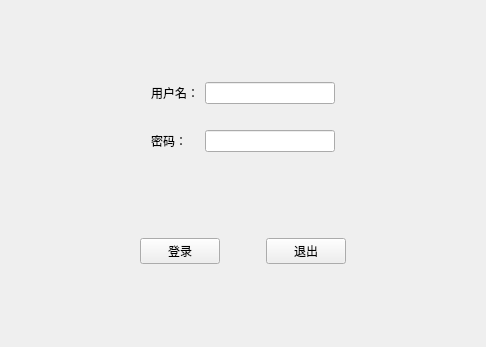
The window that merchantloginwindow.ui (Hami-8/DataBase-HomeWork) describes before a commit, drawn with Qt 5.
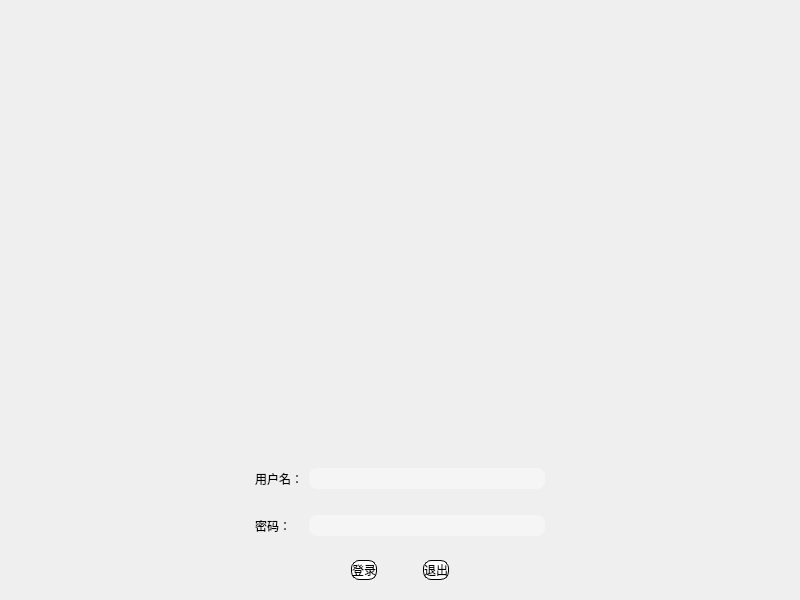
The same window after the commit. Icons and pictures are not drawn.

The edit to the form file:
```diff
--- a/merchantloginwindow.ui
+++ b/merchantloginwindow.ui
@@ -6,14 +6,74 @@
    <rect>
     <x>0</x>
     <y>0</y>
-    <width>486</width>
-    <height>347</height>
+    <width>800</width>
+    <height>600</height>
    </rect>
   </property>
+  <property name="minimumSize">
+   <size>
+    <width>800</width>
+    <height>600</height>
+   </size>
+  </property>
   <property name="windowTitle">
    <string>Form</string>
   </property>
+  <property name="styleSheet">
+   <string notr="true">QWidget#MerchantLoginWindow{
+	border-image: url(://picture/6.png);
+	
+}
+
+QLabel{
+
+	
+	font: 12pt &quot;华光标题宋_CNKI&quot;;
+font: 12pt &quot;华光综艺_CNKI&quot;;
+}
+QLineEdit{
+	background-color: rgb(245, 245, 245);
+	padding-left: 16px;
+	border-radius: 8px;
+font: 12pt;
+}
+/* 设置按钮样式 */
+QPushButton {
+    background-color: white;
+    color: black; /* 红色 */
+    border: 1px solid black;  /*红色边框 */
+    border-radius: 8px;
+    /*padding: 8px 16px;*/
+	font: 12pt &quot;华光综艺_CNKI&quot;;
+width: 3.5em; /* 设置按钮的宽度为字体大小的1.2倍 */
+    height: 2em; /* 设置按钮的高度为字体大小的1.2倍 */
+}
+
+QPushButton:hover {
+    background-color: #ff7875; /* 深红色 */
+    color: white;
+}
+
+QPushButton:pressed {
+    background-color: #d32f2f; /* 点击时的深红色 */
+    color: white;
+}
+</string>
+  </property>
   <layout class="QVBoxLayout" name="verticalLayout">
+   <item>
+    <spacer name="verticalSpacer_2">
+     <property name="orientation">
+      <enum>Qt::Vertical</enum>
+     </property>
+     <property name="sizeHint" stdset="0">
+      <size>
+       <width>20</width>
+       <height>40</height>
+      </size>
+     </property>
+    </spacer>
+   </item>
    <item>
     <widget class="QWidget" name="widget" native="true">
      <property name="sizePolicy">
```
